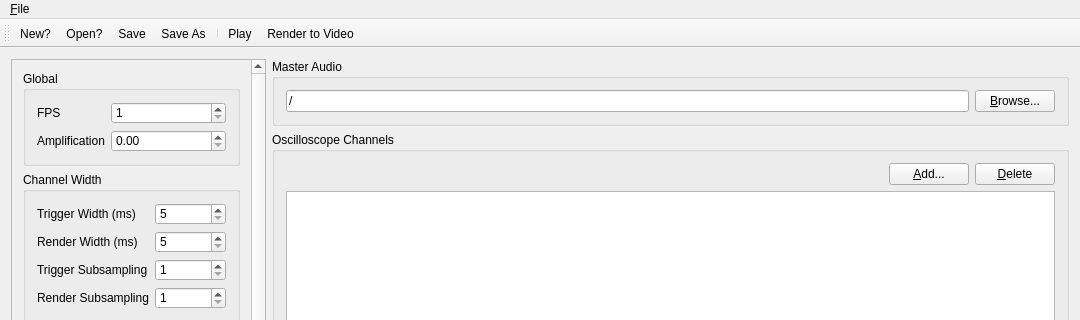
Above: ovgenpy/gui/mainwindow.ui from corrscope/corrscope before the change; both pictures show x 0 to 1080 and y 0 to 320 of the 1080 by 640 pixel window. Below: the same form after it.
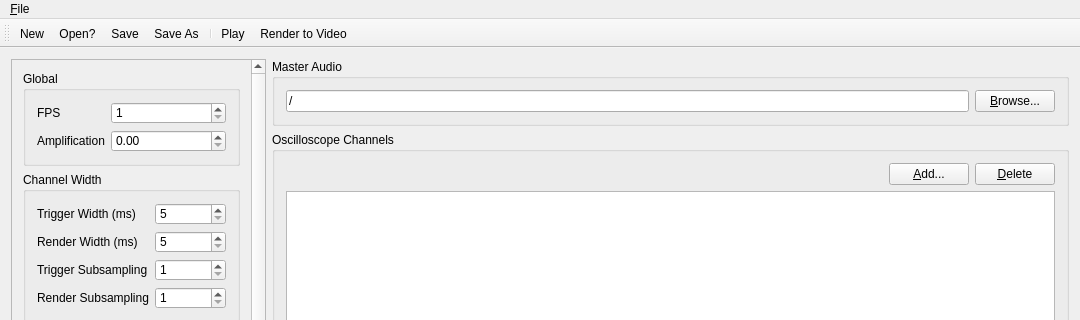
That is the form after the change.

Commit message: Implement New action (keeps model, replaces cfg)

What changed in the file:
```diff
--- a/ovgenpy/gui/mainwindow.ui
+++ b/ovgenpy/gui/mainwindow.ui
@@ -404,7 +404,7 @@
   </action>
   <action name="actionNew">
    <property name="text">
-    <string>&amp;New?</string>
+    <string>&amp;New</string>
    </property>
    <property name="shortcut">
     <string>Ctrl+N</string>
```
The commit also changes 2 other files.
